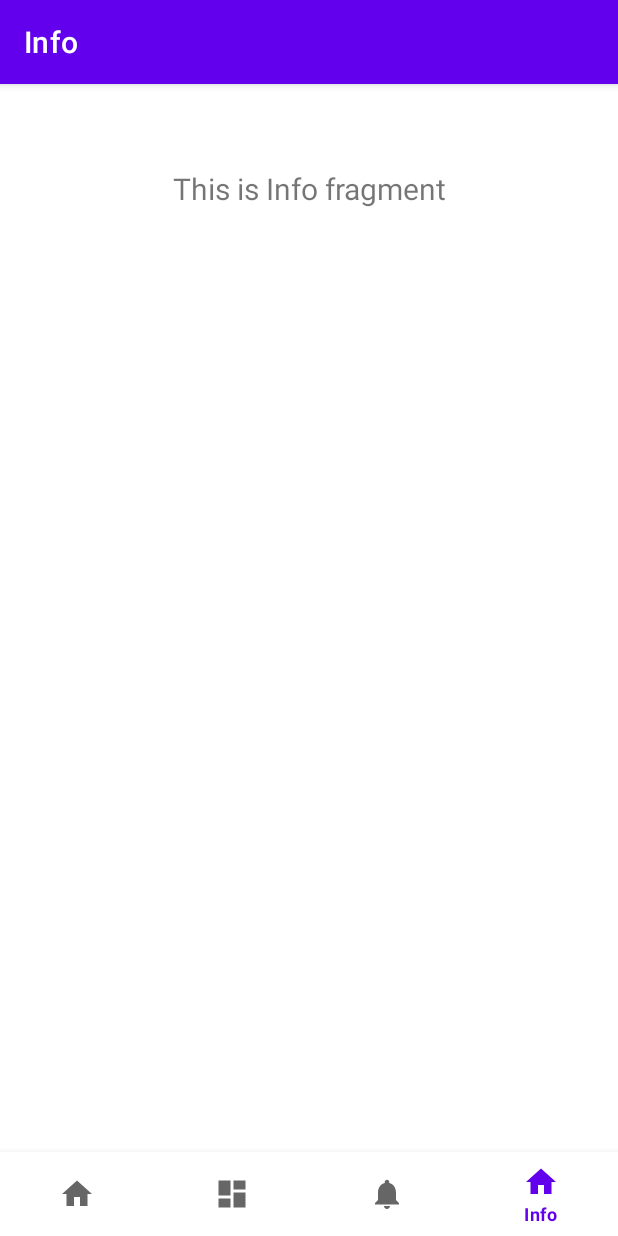
After one commit to MeU1024/Lumos, an Android app: the InfoFragment screen opened through its navigation route, on a phone screen of 412 x 824 dp. The commit adds this screen. Run offline under Robolectric (Android 15) with nearby library versions, the phone set to English and light mode, and no system bars; our stand-ins replace navigation-ui.

Commit message:
new fragment

```diff
--- a/app/build.gradle
+++ b/app/build.gradle
@@ -39,6 +39,7 @@ dependencies {
     implementation 'androidx.lifecycle:lifecycle-viewmodel-ktx:2.4.0'
     implementation 'androidx.navigation:navigation-fragment:2.3.5'
     implementation 'androidx.navigation:navigation-ui:2.3.5'
+    implementation 'androidx.legacy:legacy-support-v4:1.0.0'
     testImplementation 'junit:junit:4.+'
     androidTestImplementation 'androidx.test.ext:junit:1.1.3'
     androidTestImplementation 'androidx.test.espresso:espresso-core:3.4.0'
--- a/app/src/main/java/com/example/lumos/MainActivity.java
+++ b/app/src/main/java/com/example/lumos/MainActivity.java
@@ -27,7 +27,7 @@ public class MainActivity extends AppCompatActivity {
         // Passing each menu ID as a set of Ids because each
         // menu should be considered as top level destinations.
         AppBarConfiguration appBarConfiguration = new AppBarConfiguration.Builder(
-                R.id.navigation_home, R.id.navigation_dashboard, R.id.navigation_notifications)
+                R.id.navigation_home, R.id.navigation_dashboard, R.id.navigation_notifications,R.id.navigation_info)
                 .build();
         NavController navController = Navigation.findNavController(this, R.id.nav_host_fragment_activity_main);
         NavigationUI.setupActionBarWithNavController(this, navController, appBarConfiguration);
--- /dev/null
+++ b/app/src/main/java/com/example/lumos/ui/info/InfoFragment.java
@@ -0,0 +1,73 @@
+package com.example.lumos.ui.info;
+
+import androidx.lifecycle.ViewModelProvider;
+
+import android.os.Bundle;
+
+import androidx.annotation.NonNull;
+import androidx.annotation.Nullable;
+import androidx.fragment.app.Fragment;
+
+import android.view.LayoutInflater;
+import android.view.View;
+import android.view.ViewGroup;
+
+import android.os.Bundle;
+import android.view.LayoutInflater;
+import android.view.View;
+import android.view.ViewGroup;
+import android.widget.TextView;
+
+import androidx.annotation.Nullable;
+import androidx.annotation.NonNull;
+import androidx.fragment.app.Fragment;
+import androidx.lifecycle.Observer;
+import androidx.lifecycle.ViewModelProvider;
+
+import com.example.lumos.R;
+import com.example.lumos.ui.home.HomeViewModel;
+
+public class InfoFragment extends Fragment {
+
+//    private InfoViewModel mViewModel;
+//
+//    public static InfoFragment newInstance() {
+//        return new InfoFragment();
+//    }
+//
+//    @Override
+//    public View onCreateView(@NonNull LayoutInflater inflater, @Nullable ViewGroup container,
+//                             @Nullable Bundle savedInstanceState) {
+//        return inflater.inflate(R.layout.fragment_info, container, false);
+//    }
+//
+//    @Override
+//    public void onActivityCreated(@Nullable Bundle savedInstanceState) {
+//        super.onActivityCreated(savedInstanceState);
+//        mViewModel = new ViewModelProvider(this).get(InfoViewModel.class);
+//        // TODO: Use the ViewModel
+//    }
+
+    private InfoViewModel infoViewModel;
+
+    public View onCreateView(@NonNull LayoutInflater inflater,
+                             ViewGroup container, Bundle savedInstanceState) {
+        infoViewModel =
+                new ViewModelProvider(this).get(InfoViewModel.class);
+
+        View root = inflater.inflate(R.layout.fragment_info, container, false);
+
+        final TextView textView = root.findViewById(R.id.text_info);
+        //下面代码中observe()方法里的this，可能在IDE里是有红色波浪线的，但是却是可以编译的。
+        //也可以直接把this改成getViewLifecycleOwner() 就不会报错了
+        infoViewModel.getText().observe(getViewLifecycleOwner(), new Observer<String>() {
+            @Override
+            public void onChanged(@Nullable String s) {
+                textView.setText(s);
+            }
+        });
+        return root;
+    }
+
+
+}
--- /dev/null
+++ b/app/src/main/java/com/example/lumos/ui/info/InfoViewModel.java
@@ -0,0 +1,21 @@
+package com.example.lumos.ui.info;
+
+import androidx.lifecycle.ViewModel;
+import androidx.lifecycle.LiveData;
+import androidx.lifecycle.MutableLiveData;
+
+
+public class InfoViewModel extends ViewModel {
+    // TODO: Implement the ViewModel
+    private MutableLiveData<String> mText;
+
+    public InfoViewModel() {
+        mText = new MutableLiveData<>();
+        mText.setValue("This is Info fragment");
+    }
+
+    public LiveData<String> getText() {
+        return mText;
+    }
+
+}
--- /dev/null
+++ b/app/src/main/res/layout/fragment_info.xml
@@ -0,0 +1,16 @@
+<?xml version="1.0" encoding="utf-8"?>
+<FrameLayout xmlns:android="http://schemas.android.com/apk/res/android"
+    xmlns:tools="http://schemas.android.com/tools"
+    android:layout_width="match_parent"
+    android:layout_height="match_parent"
+    tools:context=".ui.info.InfoFragment">
+
+    <TextView
+        android:id="@+id/text_info"
+        android:layout_width="match_parent"
+        android:layout_height="match_parent"
+        android:textAlignment="center"
+        android:textSize="20sp"
+        android:text="This is info" />
+
+</FrameLayout>
--- a/app/src/main/res/menu/bottom_nav_menu.xml
+++ b/app/src/main/res/menu/bottom_nav_menu.xml
@@ -4,16 +4,21 @@
     <item
         android:id="@+id/navigation_home"
         android:icon="@drawable/ic_home_black_24dp"
-        android:title="@string/title_home" />
+        android:title="@string/title_home"/>
 
     <item
         android:id="@+id/navigation_dashboard"
         android:icon="@drawable/ic_dashboard_black_24dp"
-        android:title="@string/title_dashboard" />
+        android:title="@string/title_dashboard"/>
 
     <item
         android:id="@+id/navigation_notifications"
         android:icon="@drawable/ic_notifications_black_24dp"
-        android:title="@string/title_notifications" />
+        android:title="@string/title_notifications"/>
+
+    <item
+        android:id="@+id/navigation_info"
+        android:icon="@drawable/ic_home_black_24dp"
+        android:title="@string/title_info"/>
 
 </menu>
--- a/app/src/main/res/navigation/mobile_navigation.xml
+++ b/app/src/main/res/navigation/mobile_navigation.xml
@@ -22,4 +22,11 @@
         android:name="com.example.lumos.ui.notifications.NotificationsFragment"
         android:label="@string/title_notifications"
         tools:layout="@layout/fragment_notifications" />
+
+    <fragment
+        android:id="@+id/navigation_info"
+        android:name="com.example.lumos.ui.info.InfoFragment"
+        android:label="Info"
+        tools:layout="@layout/fragment_info" />
+
 </navigation>
--- a/app/src/main/res/values/strings.xml
+++ b/app/src/main/res/values/strings.xml
@@ -3,4 +3,5 @@
     <string name="title_home">Home</string>
     <string name="title_dashboard">Dashboard</string>
     <string name="title_notifications">Notifications</string>
+    <string name="title_info">Info</string>
 </resources>
```
